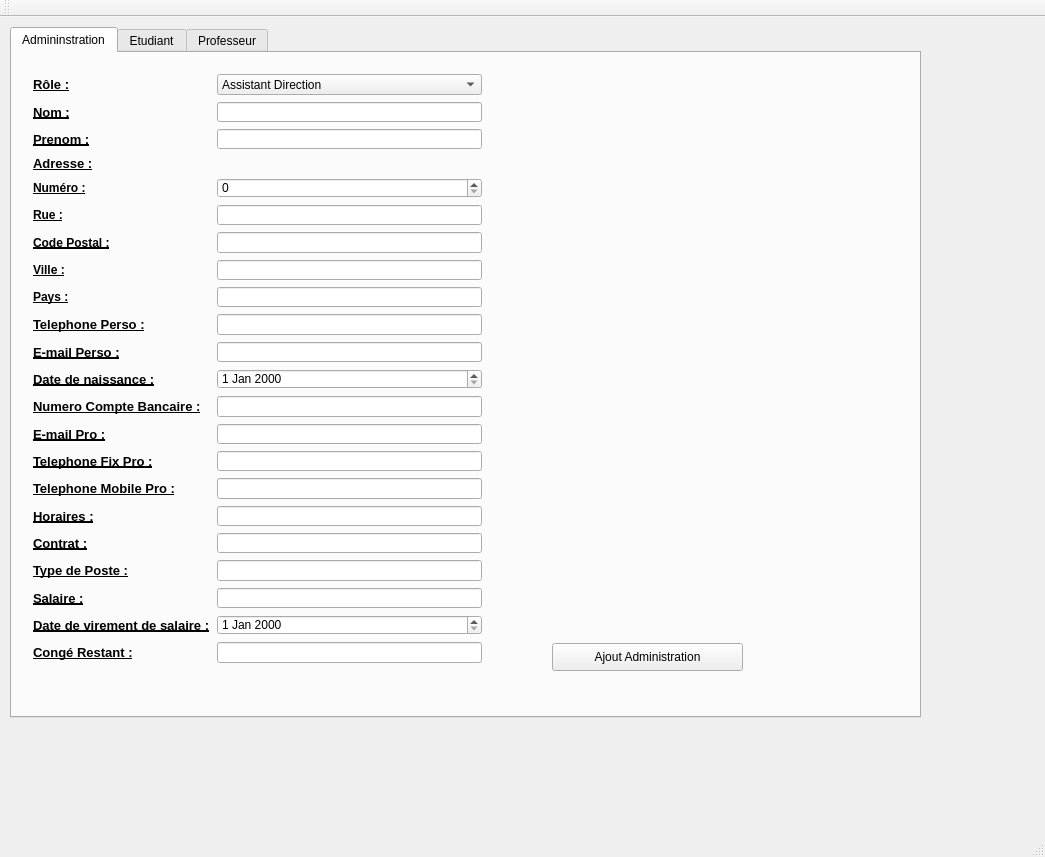
This is AppObjetQT/mainwindow.ui in Mrgove10/AppliObjetVS as Qt 5 draws it before an edit. The edited form follows.
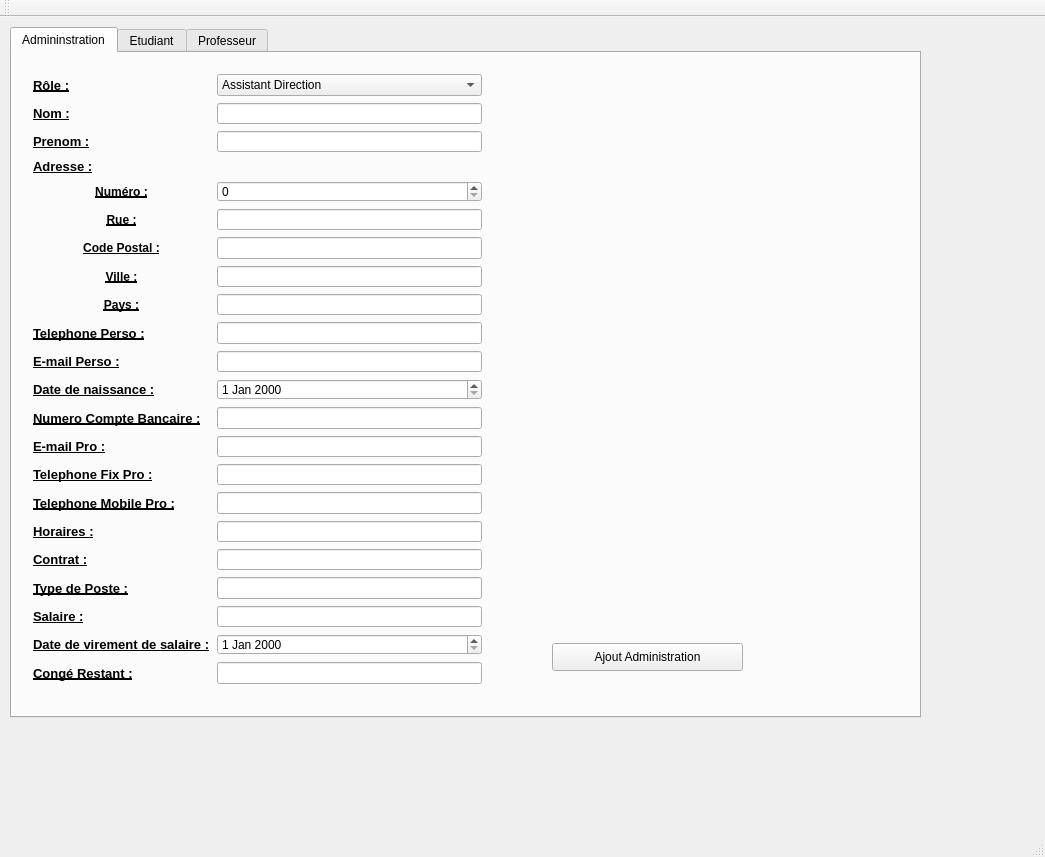
This is the edited form. The open tabs and pages were chosen to show the change. Icons and pictures are not drawn.

Commit message: align label to the center

```diff
--- a/AppObjetQT/mainwindow.ui
+++ b/AppObjetQT/mainwindow.ui
@@ -36,7 +36,7 @@
         <x>10</x>
         <y>10</y>
         <width>471</width>
-        <height>611</height>
+        <height>632</height>
        </rect>
       </property>
       <layout class="QGridLayout" name="gridLayout_3">
@@ -375,6 +375,9 @@
          <property name="text">
           <string>Numéro :</string>
          </property>
+         <property name="alignment">
+          <set>Qt::AlignCenter</set>
+         </property>
         </widget>
        </item>
        <item row="5" column="0">
@@ -389,6 +392,9 @@
          <property name="text">
           <string>Rue :</string>
          </property>
+         <property name="alignment">
+          <set>Qt::AlignCenter</set>
+         </property>
         </widget>
        </item>
        <item row="6" column="0">
@@ -403,6 +409,9 @@
          <property name="text">
           <string>Code Postal :</string>
          </property>
+         <property name="alignment">
+          <set>Qt::AlignCenter</set>
+         </property>
         </widget>
        </item>
        <item row="7" column="0">
@@ -417,6 +426,9 @@
          <property name="text">
           <string>Ville :</string>
          </property>
+         <property name="alignment">
+          <set>Qt::AlignCenter</set>
+         </property>
         </widget>
        </item>
        <item row="0" column="1">
@@ -455,6 +467,9 @@
          <property name="text">
           <string>Pays :</string>
          </property>
+         <property name="alignment">
+          <set>Qt::AlignCenter</set>
+         </property>
         </widget>
        </item>
        <item row="5" column="1">
```
Left out of the diff: 32 changed lines with no effect on the pictures. The commit also changes 1 other file.
